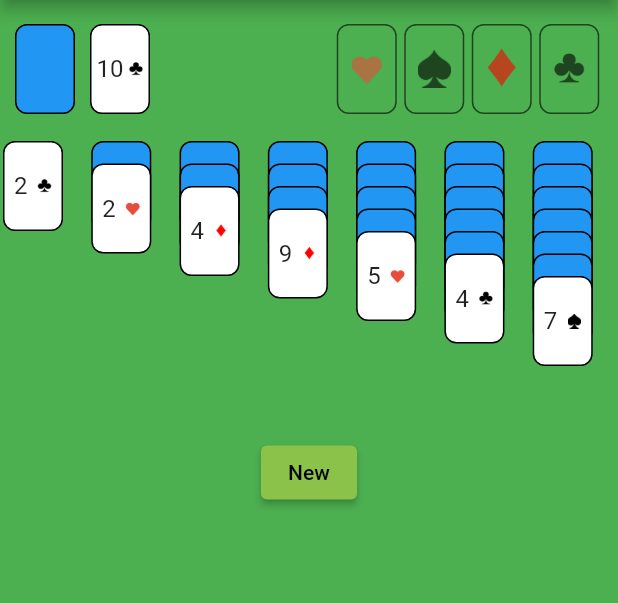
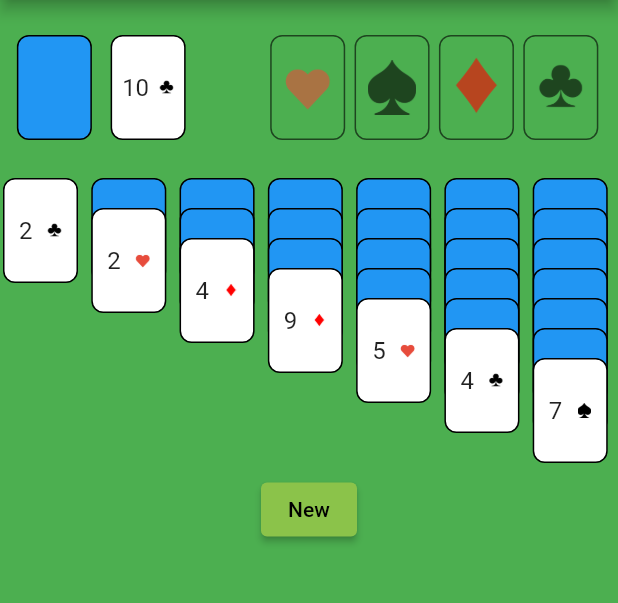
Before and after one commit to basicBrogrammer/Flutter-Solitaire, a Flutter app: the screen it shows after launch, on a phone screen of 412 x 824 dp, the part 84-687 px from its top. Run offline on Flutter 3.47's test engine with Material 2 defaults, Android fonts, the phone set to English and light mode, and no system bars.

Commit message:
draw new card

```diff
--- a/lib/playing_card.dart
+++ b/lib/playing_card.dart
@@ -24,8 +24,8 @@ enum CardColor {
 }
 
 class PlayingCard {
-  static const width = 40.0;
-  static const height = 60.0;
+  static const width = 50.0;
+  static const height = 70.0;
   CardSuit suit;
   CardType value;
   bool faceUp;
--- a/lib/screens/game.dart
+++ b/lib/screens/game.dart
@@ -41,14 +41,14 @@ class _GameScreenState extends State<GameScreen> {
   Widget build(BuildContext context) {
     return Column(
       children: [
-        SizedBox(height: 16),
+        SizedBox(height: PlayingCard.height / 3),
         Row(
           mainAxisAlignment: MainAxisAlignment.spaceBetween,
           children: [
             Container(
               margin: EdgeInsets.symmetric(horizontal: 5.0),
               width: PlayingCard.width * 2.5,
-              child: RemainingCards(deck, usedCards),
+              child: RemainingCards(deck, usedCards, _drawCard),
             ),
             Container(
               margin: EdgeInsets.symmetric(horizontal: 10.0),
@@ -62,7 +62,7 @@ class _GameScreenState extends State<GameScreen> {
             ),
           ],
         ),
-        SizedBox(height: 16),
+        SizedBox(height: PlayingCard.height / 3),
         Row(
           mainAxisAlignment: MainAxisAlignment.spaceAround,
           children: [
@@ -131,7 +131,27 @@ class _GameScreenState extends State<GameScreen> {
 
     setState(() {
       from.removeWhere((card) => cards.contains(card));
+      if (!from.last.faceUp) {
+        from.last.faceUp = true;
+      }
       to.addAll(cards);
+    });
+  }
+
+  void _drawCard() {
+    setState(() {
+      if (deck.length > 0) {
+        print('DRAWING CARD');
+        var newCard = deck.removeLast();
+        newCard.faceUp = true;
+        usedCards.add(newCard);
+      } else {
+        deck = usedCards.map((card) {
+          card.faceUp = false;
+          return card;
+        }).toList();
+        usedCards = [];
+      }
     });
   }
 
--- a/lib/widgets/remaining_cards.dart
+++ b/lib/widgets/remaining_cards.dart
@@ -5,16 +5,21 @@ import 'package:solitaire/widgets/display_card.dart';
 class RemainingCards extends StatelessWidget {
   final List<PlayingCard> deck;
   final List<PlayingCard> usedCards;
+  final void Function() drawCard;
 
-  const RemainingCards(this.deck, this.usedCards);
+  const RemainingCards(this.deck, this.usedCards, this.drawCard);
 
   @override
   Widget build(BuildContext context) {
     return Row(
       mainAxisAlignment: MainAxisAlignment.spaceAround,
       children: [
-        DisplayCard(deck.length > 0 ? deck.first : null),
-        DisplayCard(usedCards.length > 0 ? usedCards.first : null),
+        GestureDetector(
+          onTap: drawCard,
+          behavior: HitTestBehavior.translucent,
+          child: DisplayCard(deck.length > 0 ? deck.first : null),
+        ),
+        DisplayCard(usedCards.length > 0 ? usedCards.last : null),
       ],
     );
   }
--- a/lib/widgets/transformed_card.dart
+++ b/lib/widgets/transformed_card.dart
@@ -11,7 +11,7 @@ class TransformedCard extends StatelessWidget {
 
   const TransformedCard({
     required this.card,
-    this.transformDistance = 15.0,
+    this.transformDistance = 20.0,
     this.transformIndex = 0,
     this.attachedCards = const [],
     this.colIdx,
```
Also changed, not shown: 1 other file.
